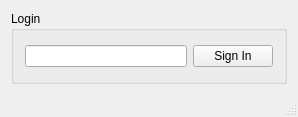
This is cuACS/mainwindow.ui in cameronhawtin/Animal-Farm-cuACS as Qt 5 draws it before an edit. The edited form follows.
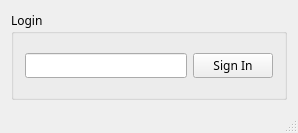
This is the edited form.

Diff of the .ui file:
```diff
--- a/cuACS/mainwindow.ui
+++ b/cuACS/mainwindow.ui
@@ -7,9 +7,14 @@
     <x>0</x>
     <y>0</y>
     <width>298</width>
-    <height>117</height>
+    <height>133</height>
    </rect>
   </property>
+  <property name="font">
+   <font>
+    <family>Egyptienne F</family>
+   </font>
+  </property>
   <property name="windowTitle">
    <string>MainWindow</string>
   </property>
```
